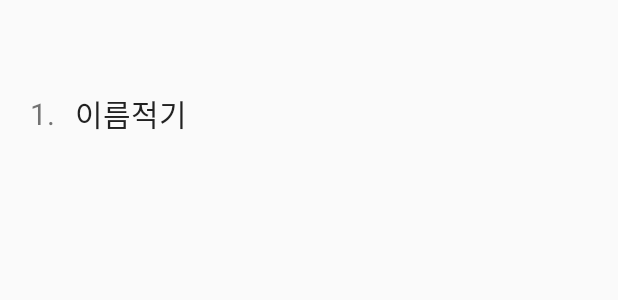
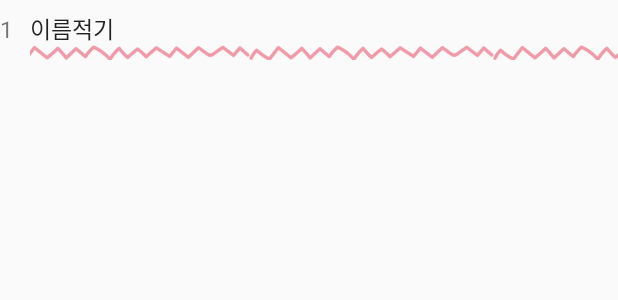
Before and after one commit to cherrypicker1113/InnocentGhostLeg, an Android app: the layout edittext_list.xml on its own in the app's theme, with its tools: preview values and no code run, on a phone screen of 412 x 824 dp. Shown: the top 300 px of the screen. Run offline under Robolectric (Android 15) with nearby library versions, the phone set to English and light mode, and no system bars.

Commit message:
기타 UI 설정 #22 배경 이미지 추가 테마설정 앱 이름 수정 메뉴바 제거

```diff
--- a/app/src/main/res/layout/activity_hrgwon.xml
+++ b/app/src/main/res/layout/activity_hrgwon.xml
@@ -5,6 +5,7 @@
     android:layout_width="match_parent"
     android:layout_height="match_parent"
     android:orientation="vertical"
+    android:background="@drawable/background"
     tools:context=".HrgwonActivity">
 
     <LinearLayout
@@ -67,9 +68,11 @@
         android:id="@+id/gridView"
         android:layout_width="match_parent"
         android:layout_height="wrap_content"
-        android:background="#E8DAC9"
+        android:background="#FFFCEE"
         android:padding="30dp"
-        android:numColumns="2"/>
+        android:numColumns="2"
+        android:horizontalSpacing="30dp"
+        />
 
     <Button
         android:id="@+id/btnBack"
--- a/app/src/main/res/layout/edittext_list.xml
+++ b/app/src/main/res/layout/edittext_list.xml
@@ -1,43 +1,46 @@
 <?xml version="1.0" encoding="utf-8"?>
-<LinearLayout
+<android.support.constraint.ConstraintLayout
+    android:id="@+id/constraintView"
     xmlns:android="http://schemas.android.com/apk/res/android"
     android:layout_width="match_parent"
     android:layout_height="wrap_content"
     xmlns:app="http://schemas.android.com/apk/res-auto"
-    android:orientation="horizontal"
     >
 
-    <LinearLayout
-        android:layout_width="match_parent"
-        android:layout_height="40dp"
-        android:gravity="center"
-        android:layout_marginHorizontal="20dp"
-        android:orientation="horizontal"
-        >
     <TextView
         android:id="@+id/tv_number"
-            android:layout_width="30dp"
-            android:layout_height="wrap_content"
-            app:layout_constraintTop_toTopOf="parent"
-            app:layout_constraintBottom_toBottomOf="parent"
+        android:layout_width="20dp"
+        android:layout_height="30dp"
+        android:gravity="bottom"
+        app:layout_constraintTop_toTopOf="@id/ed_name"
         app:layout_constraintStart_toStartOf="parent"
-            android:text="1. "
-            android:textSize="20sp"
+        android:text="1"
+        android:textSize="15sp"
         />
 
     <EditText
         android:id="@+id/ed_name"
         android:layout_width="0dp"
-            android:layout_height="wrap_content"
-            android:layout_weight="1"
+        android:layout_height="30dp"
         android:background="@null"
+        android:gravity="bottom"
         app:layout_constraintTop_toTopOf="parent"
         app:layout_constraintStart_toEndOf="@+id/tv_number"
-            app:layout_constraintBottom_toBottomOf="parent"
+        app:layout_constraintEnd_toEndOf="parent"
+        app:layout_constraintBottom_toTopOf="@id/underLine"
         android:text="이름적기"
-            android:textSize="20sp"
+        android:textSize="15sp"
         />
 
-    </LinearLayout>
+    <ImageView
+        android:layout_width="0dp"
+        android:layout_height="10dp"
+        android:id="@+id/underLine"
+        app:layout_constraintStart_toEndOf="@+id/tv_number"
+        app:layout_constraintEnd_toEndOf="parent"
+        app:layout_constraintBottom_toBottomOf="parent"
+        android:src="@drawable/underline"
+        android:scaleType="centerCrop"
+        />
 
-</LinearLayout>
+</android.support.constraint.ConstraintLayout>
--- a/app/src/main/res/values-night/themes.xml
+++ b/app/src/main/res/values-night/themes.xml
@@ -1,14 +1,13 @@
 <resources xmlns:tools="http://schemas.android.com/tools">
     <!-- Base application theme. -->
-    <style name="Theme.InnocentGhostLeg" parent="Theme.AppCompat.Light.DarkActionBar">
+    <style name="Theme.InnocentGhostLeg" parent="Theme.AppCompat.Light.NoActionBar">
         <!-- Primary brand color. -->
         <item name="colorPrimary">@color/purple_200</item>
         <item name="colorPrimaryDark">@color/purple_700</item>
         <item name="colorAccent">@color/teal_200</item>
         <!-- Customize your theme here. -->
         <!-- 상태바 투명 -->
-        <item name="android:windowTranslucentStatus" tools:targetApi="kitkat">true</item>
-        <item name="android:windowTranslucentNavigation" tools:targetApi="kitkat">true</item>
         <item name="android:fitsSystemWindows">true</item>
+        <item name="android:statusBarColor" tools:targetApi="lollipop">#E5DDD0</item>
     </style>
 </resources>
--- a/app/src/main/res/values/strings.xml
+++ b/app/src/main/res/values/strings.xml
@@ -1,3 +1,3 @@
 <resources>
-    <string name="app_name">InnocentGhostLeg</string>
+    <string name="app_name">사다리 타기</string>
 </resources>
--- a/app/src/main/res/values/themes.xml
+++ b/app/src/main/res/values/themes.xml
@@ -1,14 +1,13 @@
 <resources xmlns:tools="http://schemas.android.com/tools">
     <!-- Base application theme. -->
-    <style name="Theme.InnocentGhostLeg" parent="Theme.AppCompat.Light.DarkActionBar">
+    <style name="Theme.InnocentGhostLeg" parent="Theme.AppCompat.Light.NoActionBar">
         <!-- Primary brand color. -->
         <item name="colorPrimary">@color/purple_500</item>
         <item name="colorPrimaryDark">@color/purple_700</item>
         <item name="colorAccent">@color/teal_200</item>
         <!-- Customize your theme here. -->
         <!-- 상태바 투명 -->
-        <item name="android:windowTranslucentStatus" tools:targetApi="kitkat">true</item>
-        <item name="android:windowTranslucentNavigation" tools:targetApi="kitkat">true</item>
         <item name="android:fitsSystemWindows">true</item>
+        <item name="android:statusBarColor" tools:targetApi="lollipop">#E5DDD0</item>
     </style>
 </resources>
```
Also changed, not shown: app/src/main/res/drawable/background.png (added), app/src/main/res/drawable/underline.png (added). Lines whose indentation alone changed are shown as unchanged.
